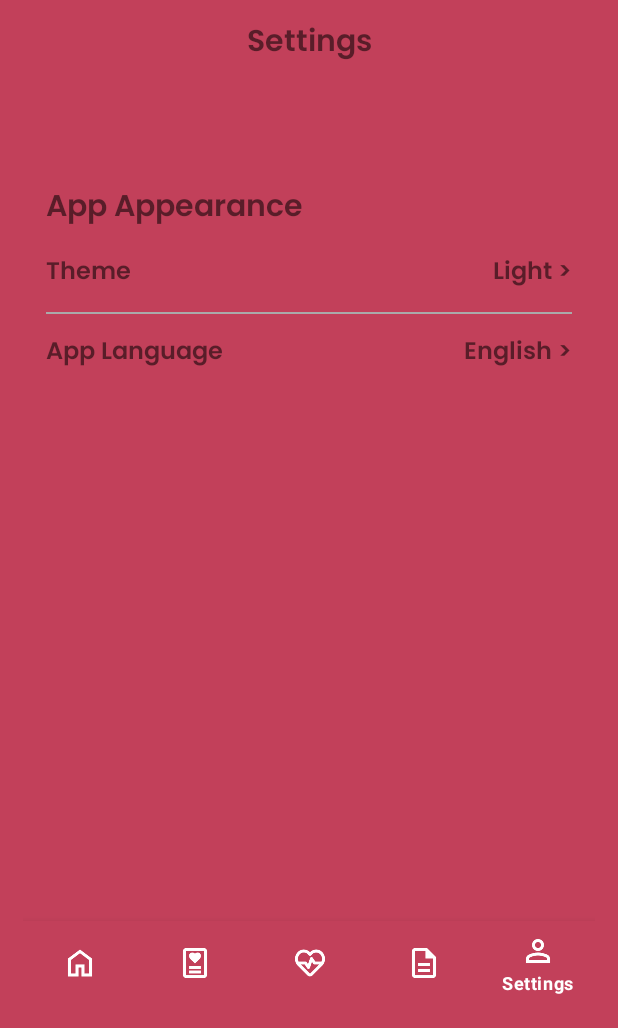
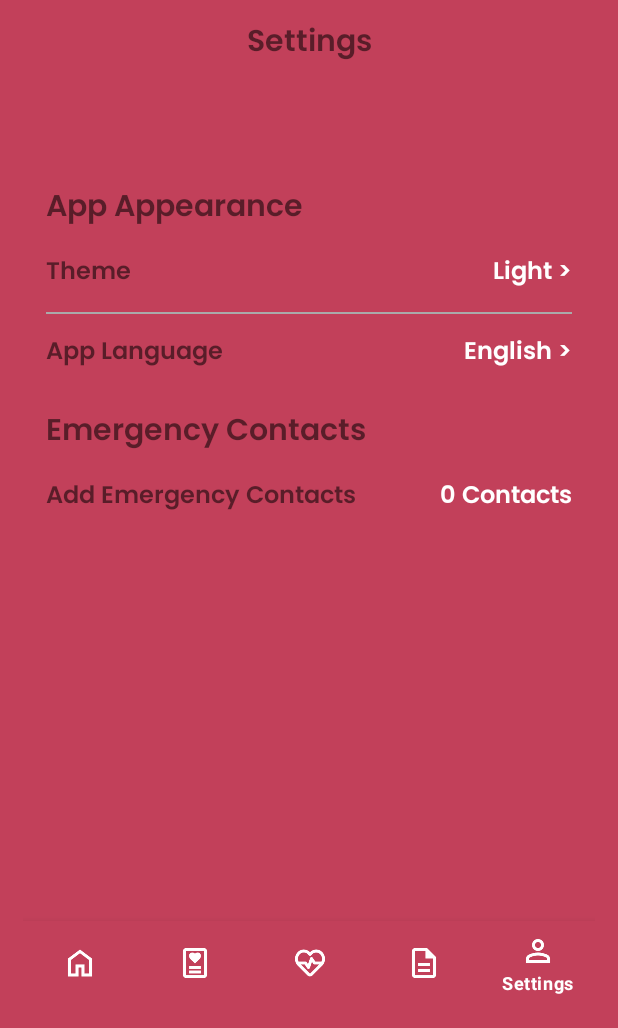
Before and after one commit to Profesor-B/heartwise-app, an Android app: the SettingsActivity screen opened directly, with no data from a screen before it, on a phone screen of 412 x 824 dp, the part 208-1236 px from its top. Run offline under Robolectric (Android 15) with nearby library versions, the phone set to English and light mode, and no system bars; Roboto replaces fonts that are not available here.

Commit message:
added emergency contacts - in progress

```diff
--- a/app/src/main/java/com/example/heartwise/SettingsActivity.java
+++ b/app/src/main/java/com/example/heartwise/SettingsActivity.java
@@ -1,5 +1,6 @@
 package com.example.heartwise;
 
+import android.annotation.SuppressLint;
 import android.content.Intent;
 import android.os.Bundle;
 import com.google.android.material.bottomnavigation.BottomNavigationView;
@@ -7,6 +8,8 @@ import androidx.appcompat.app.AppCompatActivity;
 
 import android.content.DialogInterface;
 import android.view.View;
+
+import android.widget.EditText;
 import android.widget.LinearLayout;
 import android.widget.TextView;
 import androidx.appcompat.app.AlertDialog;
@@ -16,18 +19,26 @@ public class SettingsActivity extends AppCompatActivity {
     private TextView tvThemeValue;
     private TextView tvLanguageValue;
 
+    private TextView tvEmergencyContactsValue;
+    private LinearLayout layoutEmergencyContacts;
+
     @Override
             protected void onCreate(Bundle savedInstanceState) {
             super.onCreate(savedInstanceState);
             setContentView(R.layout.activity_settings);
 
-            // Initialize views
+            // Initialize App appearance
             tvThemeValue = findViewById(R.id.tv_theme_value);
             tvLanguageValue = findViewById(R.id.tv_language_value);
             LinearLayout layoutTheme = findViewById(R.id.layout_theme);
             LinearLayout layoutLanguage = findViewById(R.id.layout_language);
 
-            // Set up click listeners
+            //Initialize Emergency Contacts
+            tvEmergencyContactsValue = findViewById(R.id.tv_emergency_contacts_value);
+            layoutEmergencyContacts = findViewById(R.id.layout_emergency_contacts);
+
+
+        // Set up click listeners
             layoutTheme.setOnClickListener(new View.OnClickListener() {
                 @Override
                 public void onClick(View v) {
@@ -77,9 +88,41 @@ public class SettingsActivity extends AppCompatActivity {
             }
             return false; // Return false if none of the conditions matched
         });
+
+        layoutEmergencyContacts.setOnClickListener(new View.OnClickListener() {
+            @Override
+            public void onClick(View v) {
+                showEmergencyContactsDialog();
+            }
+        });
+    }
+    private void showEmergencyContactsDialog() {
+        // For simplicity, we'll show a dialog to add a single contact.
+        final EditText input = new EditText(this);
+        AlertDialog.Builder builder = new AlertDialog.Builder(this);
+        builder.setTitle("Add Emergency Contact")
+                .setView(input)
+                .setPositiveButton("Add", new DialogInterface.OnClickListener() {
+                    @Override
+                    public void onClick(DialogInterface dialog, int which) {
+                        String contact = input.getText().toString();
+                        // Here you would typically save the contact in a list or database
+                        // For this example, we'll just update the TextView to show the count
+                        int currentCount = Integer.parseInt(tvEmergencyContactsValue.getText().toString().split(" ")[0]);
+                        tvEmergencyContactsValue.setText((currentCount + 1) + " Contacts");
+                    }
+                })
+                .setNegativeButton("Cancel", new DialogInterface.OnClickListener() {
+                    @Override
+                    public void onClick(DialogInterface dialog, int which) {
+                        dialog.cancel();
+                    }
+                })
+                .show();
     }
 
-        private void showThemeSelectionDialog() {
+
+    private void showThemeSelectionDialog() {
             final String[] themes = {"System Default", "Light", "Dark"};
             AlertDialog.Builder builder = new AlertDialog.Builder(this);
             builder.setTitle("Choose Theme")
--- a/app/src/main/res/layout/activity_history.xml
+++ b/app/src/main/res/layout/activity_history.xml
@@ -100,9 +100,11 @@
         <!-- RecyclerView to display activities -->
         <androidx.recyclerview.widget.RecyclerView
             android:id="@+id/rvActivityLog"
+            android:scrollbars="vertical"
+            android:padding="10dp"
+            android:layout_marginTop="10dp"
             android:layout_width="match_parent"
-            android:layout_height="wrap_content"
-            android:padding="15dp"/>
+            android:layout_height="wrap_content"/>
     </LinearLayout>
 
     <!-- FrameLayout to Hold Different Fragments for Each Screen -->
--- a/app/src/main/res/layout/activity_home_main.xml
+++ b/app/src/main/res/layout/activity_home_main.xml
@@ -37,7 +37,7 @@
         app:layout_constraintTop_toTopOf="parent" />
 
     <RelativeLayout
-        android:layout_width="400dp"
+        android:layout_width="match_parent"
         android:layout_height="300dp"
         android:layout_marginBottom="16dp"
         android:layout_marginTop="120dp">
@@ -54,14 +54,14 @@
             android:layout_height="wrap_content"
             android:layout_centerInParent="true"
             android:fontFamily="@font/alatsi"
-            android:text="75"
+            android:text="143"
             android:textColor="@android:color/white"
             android:textSize="80sp" />
 
     </RelativeLayout>
 
     <RelativeLayout
-        android:layout_width="500dp"
+        android:layout_width="match_parent"
         android:layout_height="900dp">
     <TextView
         android:id="@+id/heartRateLastMeasure"
--- a/app/src/main/res/layout/activity_settings.xml
+++ b/app/src/main/res/layout/activity_settings.xml
@@ -85,7 +85,7 @@
                 android:layout_width="wrap_content"
                 android:layout_height="wrap_content"
                 android:text="Light >"
-                android:backgroundTint="@color/pink_700"
+                android:textColor="@color/white"
                 android:fontFamily="@font/poppins_semibold"
                 android:textSize="16sp"/>
         </LinearLayout>
@@ -120,12 +120,49 @@
                 android:layout_width="wrap_content"
                 android:layout_height="wrap_content"
                 android:text="English >"
-                android:backgroundTint="@color/pink_700"
+                android:textColor="@color/white"
                 android:fontFamily="@font/poppins_semibold"
                 android:textSize="16sp"/>
         </LinearLayout>
+        <TextView
+            android:id="@+id/tv_emergency_contacts"
+            android:layout_width="wrap_content"
+            android:layout_height="wrap_content"
+            android:text="Emergency Contacts"
+            android:textSize="20sp"
+            android:fontFamily="@font/poppins_semibold"
+            android:paddingTop="10dp"/>
+        <!-- Theme Settings -->
+        <LinearLayout
+            android:id="@+id/layout_emergency_contacts"
+            android:layout_width="match_parent"
+            android:layout_height="wrap_content"
+            android:orientation="horizontal"
+            android:gravity="center_vertical"
+            android:paddingVertical="12dp"
+            android:clickable="true"
+            android:focusable="true">
 
+            <TextView
+                android:layout_width="match_parent"
+                android:layout_height="wrap_content"
+                android:layout_weight="1"
+                android:text="Add Emergency Contacts"
+                android:fontFamily="@font/poppins_semibold"
+                android:textSize="16sp"/>
+
+            <TextView
+                android:id="@+id/tv_emergency_contacts_value"
+                android:layout_width="wrap_content"
+                android:layout_height="wrap_content"
+                android:text="0 Contacts"
+                android:textColor="@color/white"
+                android:fontFamily="@font/poppins_semibold"
+                android:textSize="16sp"/>
+        </LinearLayout>
     </LinearLayout>
+
+
     <!-- Start of settings preview-->
     <FrameLayout
         android:id="@+id/settings_container"
--- a/app/src/main/res/layout/item_activity.xml
+++ b/app/src/main/res/layout/item_activity.xml
@@ -13,8 +13,7 @@
         android:layout_width="match_parent"
         android:layout_height="wrap_content"
         android:orientation="vertical"
-        android:padding="8dp"
-        tools:ignore="MissingConstraints">
+        android:padding="8dp">
 
         <TextView
             android:id="@+id/tvDate"
@@ -36,4 +35,5 @@
     </LinearLayout>
 
 
+
 </androidx.constraintlayout.widget.ConstraintLayout>
```
Also changed, not shown: app/src/main/AndroidManifest.xml (+0 -12 lines).
